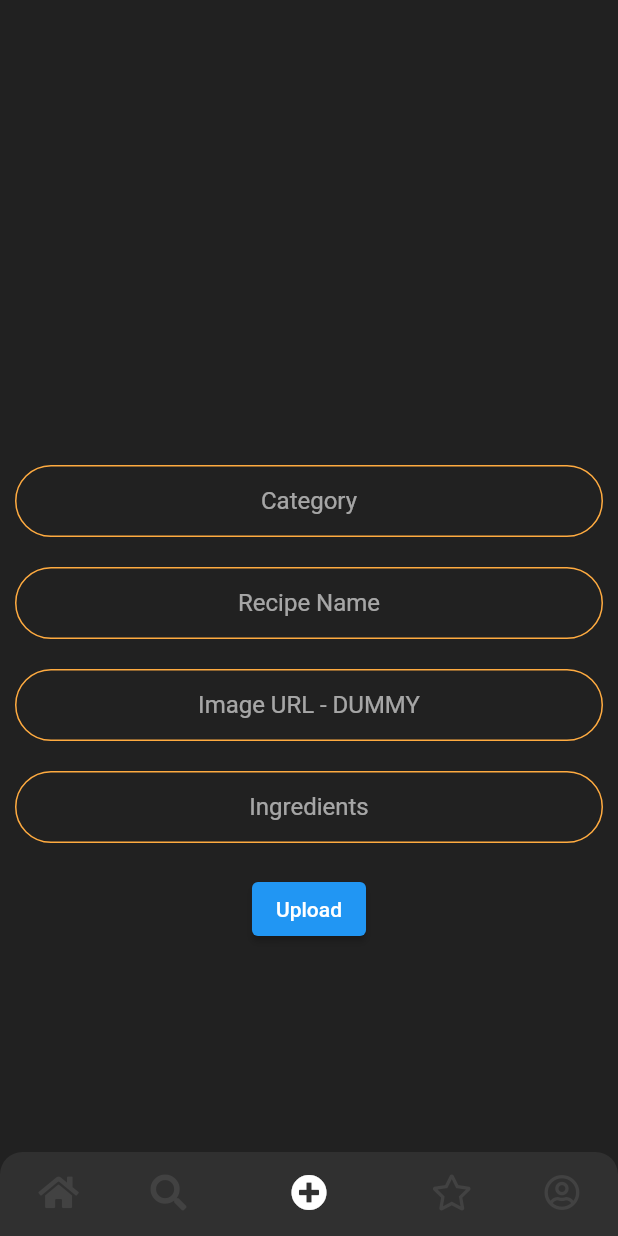
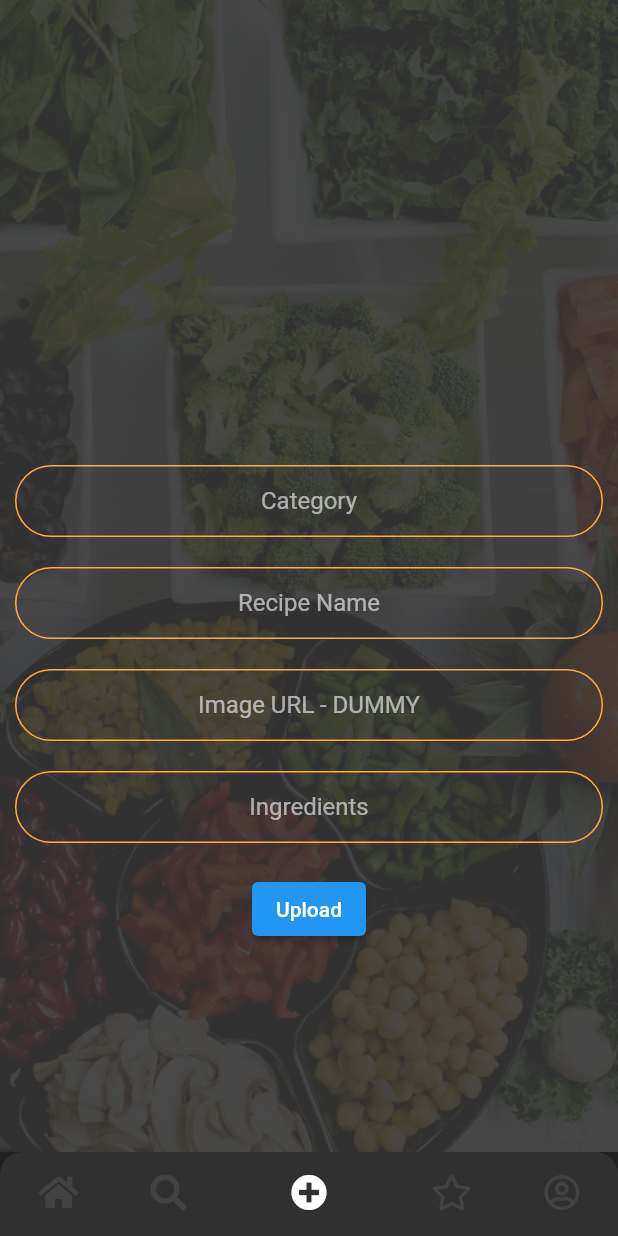
Before and after one commit to TIRILI88/dart_mondayCooks, a Flutter app: the screen it shows after launch, item 3 of the bottom bar chosen, on a phone screen of 412 x 824 dp. Run offline on Flutter 3.47's test engine with Material 2 defaults, Android fonts, the phone set to English and light mode, and no system bars; our stand-ins replace cloud_firestore, firebase_auth, firebase_core, firebase_storage, font_awesome_flutter, modal_progress_hud and 1 more; missing offline and left inert: flappy_search_bar; accounts and stored records are empty; network calls fail.

Commit message:
Design Upload Page, Design Changes UserPage

```diff
--- a/lib/constants.dart
+++ b/lib/constants.dart
@@ -1,6 +1,7 @@
 import 'package:flutter/material.dart';
 
 const Color kColorContainer = Color(0xFF363636);
+const Color kColorBackgroundDark = Color(0xFF212121);
 
 const kTextFieldDecoration = InputDecoration(
   hintText: 'Enter a value',
--- a/lib/database.dart
+++ b/lib/database.dart
@@ -1,5 +1,4 @@
 import 'package:cloud_firestore/cloud_firestore.dart';
-import 'package:font_awesome_flutter/font_awesome_flutter.dart';
 
 
 class DataBaseService {
--- a/lib/main.dart
+++ b/lib/main.dart
@@ -3,6 +3,7 @@ import 'start_page.dart';
 import 'recipe_page.dart';
 import 'tabs_page.dart';
 import 'user_login.dart';
+import 'constants.dart';
 import 'package:firebase_core/firebase_core.dart';
 
 
@@ -18,8 +19,8 @@ class MondayCooks extends StatelessWidget {
   Widget build(BuildContext context) {
     return MaterialApp(
       theme: ThemeData.dark().copyWith(
-        primaryColor: Color(0xFF212121),
-        scaffoldBackgroundColor: Color(0xFF212121),
+        primaryColor: kColorBackgroundDark,
+        scaffoldBackgroundColor: kColorBackgroundDark,
       ),
       home: TabsPage(),
       routes: {
--- a/lib/start_page.dart
+++ b/lib/start_page.dart
@@ -1,3 +1,4 @@
+import 'package:flappy_search_bar/flappy_search_bar.dart';
 import 'package:flutter/material.dart';
 import 'dish_container.dart';
 import 'scroll_container.dart';
@@ -98,6 +99,8 @@ class _StartPageState extends State<StartPage> {
                 ),
                 ),
                 SizedBox(height: 20),
+                // *** SEARCHBAR FOR LATER USE
+                // SearchBar(onSearch: onSearch, onItemFound: onItemFound),
                 // Recipe Container Slider
                 Expanded(child:
                     SingleChildScrollView(
@@ -126,7 +129,6 @@ class _StartPageState extends State<StartPage> {
                         ],
                       ),
                     )
-                  //
                 ),
               ],
             ),
--- a/lib/upload_page.dart
+++ b/lib/upload_page.dart
@@ -19,6 +19,16 @@ class _UploadPageState extends State<UploadPage> {
   Widget build(BuildContext context) {
     return Scaffold(
       body: Container(
+        decoration: BoxDecoration(
+          image: DecorationImage(
+            image: AssetImage('images/default_recipe.jpeg'),
+            fit: BoxFit.cover,
+          )
+        ),
+          child: Container(
+            decoration: BoxDecoration(
+              color: kColorContainer.withOpacity(0.9)
+            ),
             child: Column(
               children: [
                 SizedBox(height: 300),
@@ -78,6 +88,7 @@ class _UploadPageState extends State<UploadPage> {
               ],
             ),
           ),
+        ),
     );
   }
 }
--- a/lib/user_login.dart
+++ b/lib/user_login.dart
@@ -1,3 +1,4 @@
+import 'package:firebase_storage/firebase_storage.dart';
 import 'package:flutter/material.dart';
 import 'package:modal_progress_hud/modal_progress_hud.dart';
 import 'package:monday_cooks/database.dart';
@@ -15,6 +16,7 @@ class UserLogin extends StatefulWidget {
 
 class _UserLoginState extends State<UserLogin> {
 
+  final _firestore = FirebaseStorage.instance;
   final _auth = FirebaseAuth.instance;
   bool showSpinner = false;
   String name;
@@ -105,7 +107,11 @@ class _UserLoginState extends State<UserLogin> {
                                 final user = await _auth.signInWithEmailAndPassword(
                                     email: email, password: password);
                                 if (user != null) {
-                                  await DataBaseService(uid: _auth.currentUser.uid);
+                                   final user_id = await _auth.currentUser.uid;
+                                   //Push name to UID
+                                   // _firestore.collection('names').add({
+                                   //    'names': name,
+                                   // });
                                   Navigator.of(context).pushNamedAndRemoveUntil('/tabsPage', (Route<dynamic> route) => false);
                                   // Navigator.push(context, StartPage());
                                 }
--- a/pubspec.yaml
+++ b/pubspec.yaml
@@ -21,6 +21,7 @@ dependencies:
   cloud_firestore: ^0.16.0
   firebase_storage: ^7.0.0
   modal_progress_hud: ^0.1.3
+  flappy_search_bar: ^1.7.2
 
 dev_dependencies:
   flutter_test:
```
Also changed, not shown: pubspec.lock. Lines whose indentation alone changed are shown as unchanged.
